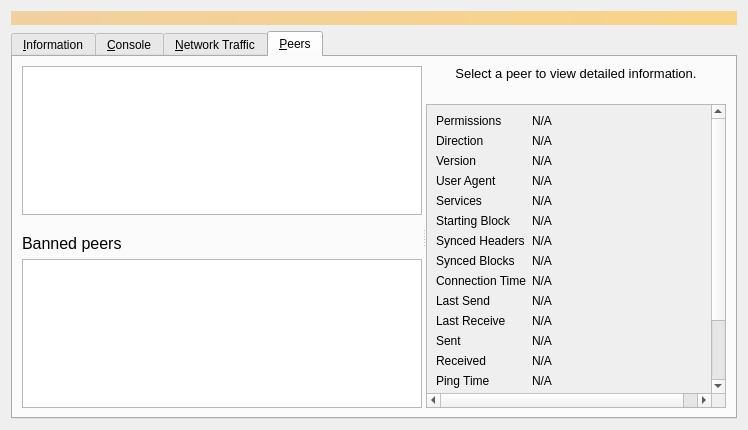
Old version of the form src/qt/forms/debugwindow.ui in the repository Bitcoin-ABC/bitcoin-abc.
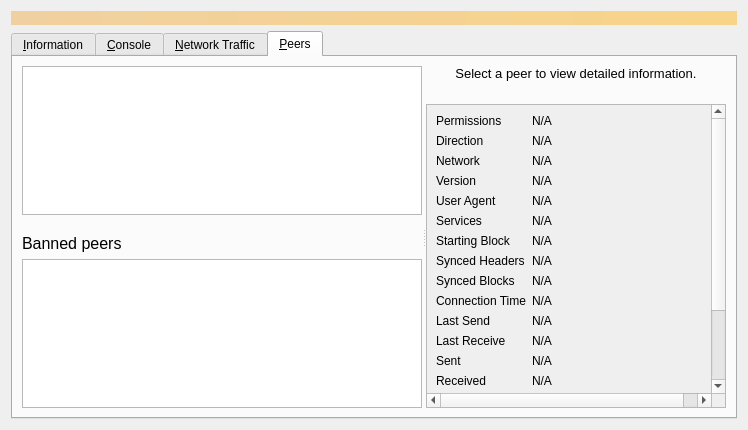
New version of the form. The open tabs and pages were chosen to show the change. Icons and pictures are not drawn. Custom widgets are drawn as their Qt base class.

Commit message: Add network to peers window and peer details

Diff of the .ui file:
```diff
--- a/src/qt/forms/debugwindow.ui
+++ b/src/qt/forms/debugwindow.ui
@@ -1132,13 +1132,39 @@
                 </widget>
                </item>
                <item row="2" column="0">
+                <widget class="QLabel" name="peerNetworkLabel">
+                 <property name="toolTip">
+                  <string>The network protocol this peer is connected through: IPv4, IPv6, Onion, I2P, or CJDNS.</string>
+                 </property>
+                 <property name="text">
+                  <string>Network</string>
+                 </property>
+                </widget>
+               </item>
+               <item row="2" column="1">
+                <widget class="QLabel" name="peerNetwork">
+                 <property name="cursor">
+                  <cursorShape>IBeamCursor</cursorShape>
+                 </property>
+                 <property name="text">
+                  <string>N/A</string>
+                 </property>
+                 <property name="textFormat">
+                  <enum>Qt::PlainText</enum>
+                 </property>
+                 <property name="textInteractionFlags">
+                  <set>Qt::LinksAccessibleByMouse|Qt::TextSelectableByKeyboard|Qt::TextSelectableByMouse</set>
+                 </property>
+                </widget>
+               </item>
+               <item row="3" column="0">
                 <widget class="QLabel" name="label_21">
                  <property name="text">
                   <string>Version</string>
                  </property>
                 </widget>
                </item>
-               <item row="2" column="1">
+               <item row="3" column="1">
                 <widget class="QLabel" name="peerVersion">
                  <property name="cursor">
                   <cursorShape>IBeamCursor</cursorShape>
@@ -1154,14 +1180,14 @@
                  </property>
                 </widget>
                </item>
-               <item row="3" column="0">
+               <item row="4" column="0">
                 <widget class="QLabel" name="label_28">
                  <property name="text">
                   <string>User Agent</string>
                  </property>
                 </widget>
                </item>
-               <item row="3" column="1">
+               <item row="4" column="1">
                 <widget class="QLabel" name="peerSubversion">
                  <property name="cursor">
                   <cursorShape>IBeamCursor</cursorShape>
@@ -1177,14 +1203,14 @@
                  </property>
                 </widget>
                </item>
-               <item row="4" column="0">
+               <item row="5" column="0">
                 <widget class="QLabel" name="label_4">
                  <property name="text">
                   <string>Services</string>
                  </property>
                 </widget>
                </item>
-               <item row="4" column="1">
+               <item row="5" column="1">
                 <widget class="QLabel" name="peerServices">
                  <property name="cursor">
                   <cursorShape>IBeamCursor</cursorShape>
@@ -1200,14 +1226,14 @@
                  </property>
                 </widget>
                </item>
-               <item row="5" column="0">
+               <item row="6" column="0">
                 <widget class="QLabel" name="label_29">
                  <property name="text">
                   <string>Starting Block</string>
                  </property>
                 </widget>
                </item>
-               <item row="5" column="1">
+               <item row="6" column="1">
                 <widget class="QLabel" name="peerHeight">
                  <property name="cursor">
                   <cursorShape>IBeamCursor</cursorShape>
@@ -1223,14 +1249,14 @@
                  </property>
                 </widget>
                </item>
-               <item row="6" column="0">
+               <item row="7" column="0">
                 <widget class="QLabel" name="label_27">
                  <property name="text">
                   <string>Synced Headers</string>
                  </property>
                 </widget>
                </item>
-               <item row="6" column="1">
+               <item row="7" column="1">
                 <widget class="QLabel" name="peerSyncHeight">
                  <property name="cursor">
                   <cursorShape>IBeamCursor</cursorShape>
@@ -1246,14 +1272,14 @@
                  </property>
                 </widget>
                </item>
-               <item row="7" column="0">
+               <item row="8" column="0">
                 <widget class="QLabel" name="label_25">
                  <property name="text">
                   <string>Synced Blocks</string>
                  </property>
                 </widget>
                </item>
-               <item row="7" column="1">
+               <item row="8" column="1">
                 <widget class="QLabel" name="peerCommonHeight">
                  <property name="cursor">
                   <cursorShape>IBeamCursor</cursorShape>
@@ -1269,14 +1295,14 @@
                  </property>
                 </widget>
                </item>
-               <item row="8" column="0">
+               <item row="9" column="0">
                 <widget class="QLabel" name="label_22">
                  <property name="text">
                   <string>Connection Time</string>
                  </property>
                 </widget>
                </item>
-               <item row="8" column="1">
+               <item row="9" column="1">
                 <widget class="QLabel" name="peerConnTime">
                  <property name="cursor">
                   <cursorShape>IBeamCursor</cursorShape>
@@ -1292,14 +1318,14 @@
                  </property>
                 </widget>
                </item>
-               <item row="9" column="0">
+               <item row="10" column="0">
                 <widget class="QLabel" name="label_15">
                  <property name="text">
                   <string>Last Send</string>
                  </property>
                 </widget>
                </item>
-               <item row="9" column="1">
+               <item row="10" column="1">
                 <widget class="QLabel" name="peerLastSend">
                  <property name="cursor">
                   <cursorShape>IBeamCursor</cursorShape>
@@ -1315,14 +1341,14 @@
                  </property>
                 </widget>
                </item>
-               <item row="10" column="0">
+               <item row="11" column="0">
                 <widget class="QLabel" name="label_19">
                  <property name="text">
                   <string>Last Receive</string>
                  </property>
                 </widget>
                </item>
-               <item row="10" column="1">
+               <item row="11" column="1">
                 <widget class="QLabel" name="peerLastRecv">
                  <property name="cursor">
                   <cursorShape>IBeamCursor</cursorShape>
@@ -1338,14 +1364,14 @@
                  </property>
                 </widget>
                </item>
-               <item row="11" column="0">
+               <item row="12" column="0">
                 <widget class="QLabel" name="label_18">
                  <property name="text">
                   <string>Sent</string>
                  </property>
                 </widget>
                </item>
-               <item row="11" column="1">
+               <item row="12" column="1">
                 <widget class="QLabel" name="peerBytesSent">
                  <property name="cursor">
                   <cursorShape>IBeamCursor</cursorShape>
@@ -1361,14 +1387,14 @@
                  </property>
                 </widget>
                </item>
-               <item row="12" column="0">
+               <item row="13" column="0">
                 <widget class="QLabel" name="label_20">
                  <property name="text">
                   <string>Received</string>
                  </property>
                 </widget>
                </item>
-               <item row="12" column="1">
+               <item row="13" column="1">
                 <widget class="QLabel" name="peerBytesRecv">
                  <property name="cursor">
                   <cursorShape>IBeamCursor</cursorShape>
@@ -1384,14 +1410,14 @@
                  </property>
                 </widget>
                </item>
-               <item row="13" column="0">
+               <item row="14" column="0">
                 <widget class="QLabel" name="label_26">
                  <property name="text">
                   <string>Ping Time</string>
                  </property>
                 </widget>
                </item>
-               <item row="13" column="1">
+               <item row="14" column="1">
                 <widget class="QLabel" name="peerPingTime">
                  <property name="cursor">
                   <cursorShape>IBeamCursor</cursorShape>
@@ -1407,7 +1433,7 @@
                  </property>
                 </widget>
                </item>
-               <item row="14" column="0">
+               <item row="15" column="0">
                 <widget class="QLabel" name="peerPingWaitLabel">
                  <property name="toolTip">
                   <string>The duration of a currently outstanding ping.</string>
@@ -1417,7 +1443,7 @@
                  </property>
                 </widget>
                </item>
-               <item row="14" column="1">
+               <item row="15" column="1">
                 <widget class="QLabel" name="peerPingWait">
                  <property name="cursor">
                   <cursorShape>IBeamCursor</cursorShape>
@@ -1433,14 +1459,14 @@
                  </property>
                 </widget>
                </item>
-               <item row="15" column="0">
+               <item row="16" column="0">
                 <widget class="QLabel" name="peerMinPingLabel">
                  <property name="text">
                   <string>Min Ping</string>
                  </property>
                 </widget>
                </item>
-               <item row="15" column="1">
+               <item row="16" column="1">
                 <widget class="QLabel" name="peerMinPing">
                  <property name="cursor">
                   <cursorShape>IBeamCursor</cursorShape>
@@ -1456,14 +1482,14 @@
                  </property>
                 </widget>
                </item>
-               <item row="16" column="0">
+               <item row="17" column="0">
                 <widget class="QLabel" name="label_timeoffset">
                  <property name="text">
                   <string>Time Offset</string>
                  </property>
                 </widget>
                </item>
-               <item row="16" column="1">
+               <item row="17" column="1">
                 <widget class="QLabel" name="timeoffset">
                  <property name="cursor">
                   <cursorShape>IBeamCursor</cursorShape>
```
The commit also changes 8 other files.
